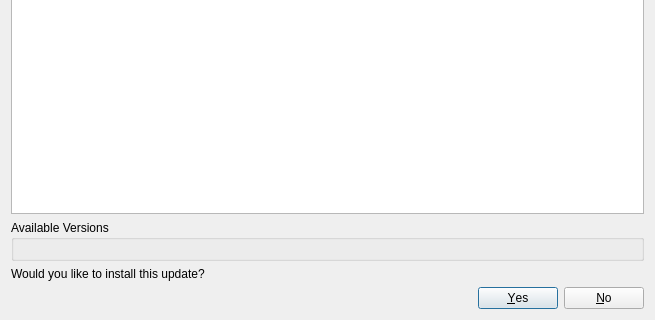
Above: src/yuzu/updater/update_dialog.ui from Riddsc/satronho-nx before the change; both pictures show x 0 to 655 and y 231 to 551 of the 655 by 551 pixel window. Below: the same form after it.
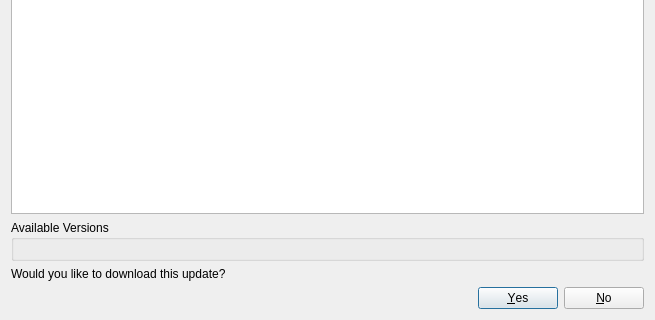
That is the form after the change.

Patch:
```diff
--- a/src/yuzu/updater/update_dialog.ui
+++ b/src/yuzu/updater/update_dialog.ui
@@ -30,7 +30,7 @@
    <item row="3" column="0" colspan="2">
     <widget class="QLabel" name="label_2">
      <property name="text">
-      <string>Would you like to install this update?</string>
+      <string>Would you like to download this update?</string>
      </property>
     </widget>
    </item>
```
